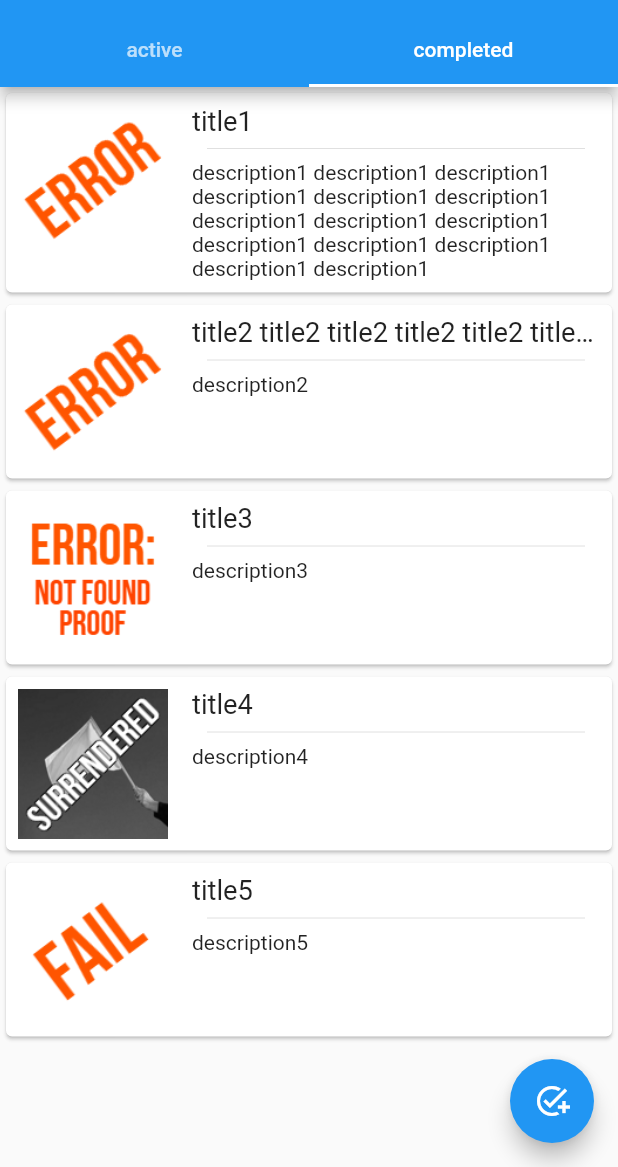
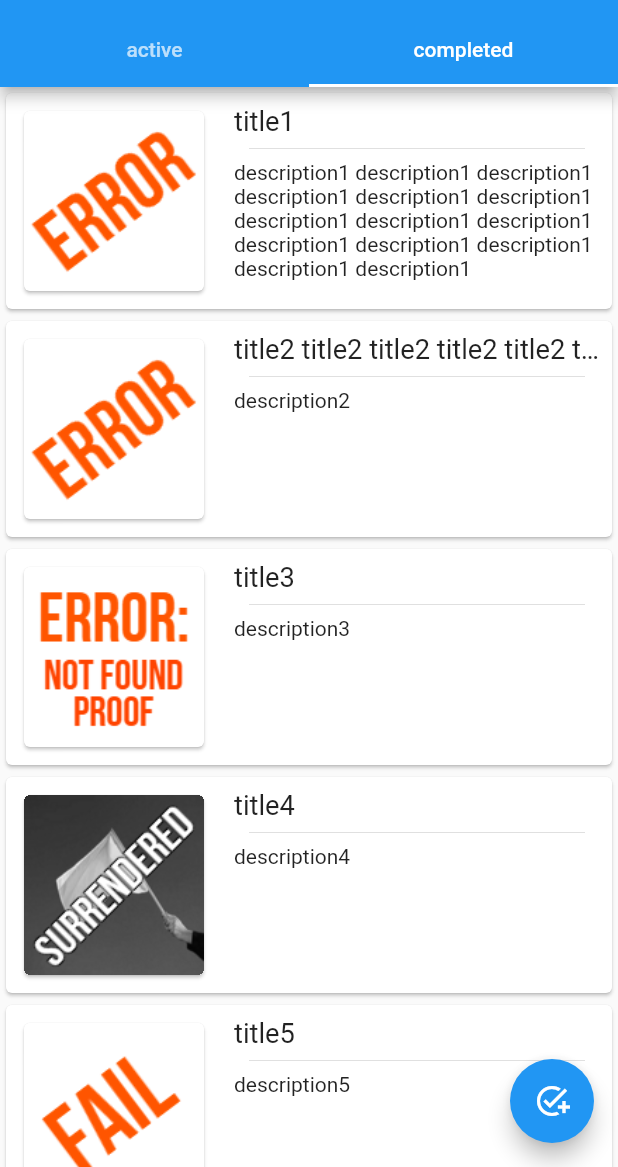
Before and after one commit to ogukuu/task_for_irene, a Flutter app: the TasksView screen opened by its route, tab 2 chosen, on a phone screen of 412 x 824 dp, the part 69-1236 px from its top. Run offline on Flutter 3.47's test engine with Material 2 defaults, Android fonts, the phone set to English and light mode, and no system bars; our stand-ins replace shared_preferences; accounts and stored records are empty; generated files the repository leaves out were written again.

Commit message:
fix Scrooll error (primary: false) and Card change

```diff
--- a/lib/src/screens/misc/completed_task_card.dart
+++ b/lib/src/screens/misc/completed_task_card.dart
@@ -7,14 +7,17 @@ class CompletedTaskCard extends StatelessWidget {
   final Task _task;
 
   Widget _proofPhoto(double maxSize) {
-    const double defSize = 100;
+    const double defSize = 128;
     final double currentSize = defSize > maxSize ? maxSize : defSize;
     return Padding(
-        padding: const EdgeInsets.all(8.0),
-        child: SizedBox(
-            width: currentSize,
-            height: currentSize,
-            child: FittedBox(fit: BoxFit.cover, child: _getStatusImage())));
+      padding: const EdgeInsets.all(8.0),
+      child: SizedBox(
+          width: currentSize,
+          height: currentSize,
+          child: Card(
+              clipBehavior: Clip.hardEdge,
+              child: FittedBox(fit: BoxFit.cover, child: _getStatusImage()))),
+    );
   }
 
   Widget _getStatusImage() {
--- a/lib/src/screens/misc/completed_tasks_list.dart
+++ b/lib/src/screens/misc/completed_tasks_list.dart
@@ -10,6 +10,7 @@ class CompletedTasksList extends StatelessWidget {
   @override
   Widget build(BuildContext context) {
     return ListView.builder(
+      primary: false,
       restorationId: 'activeTasksListView',
       itemCount: _tasks.length,
       itemBuilder: (BuildContext context, int index) =>
```
